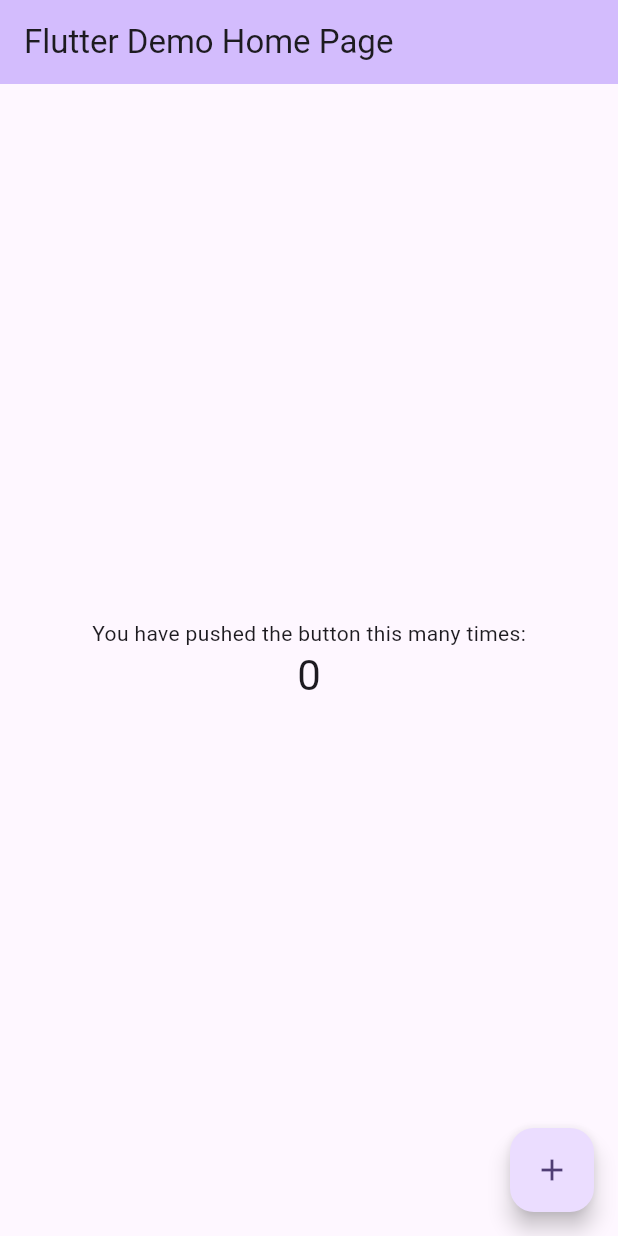
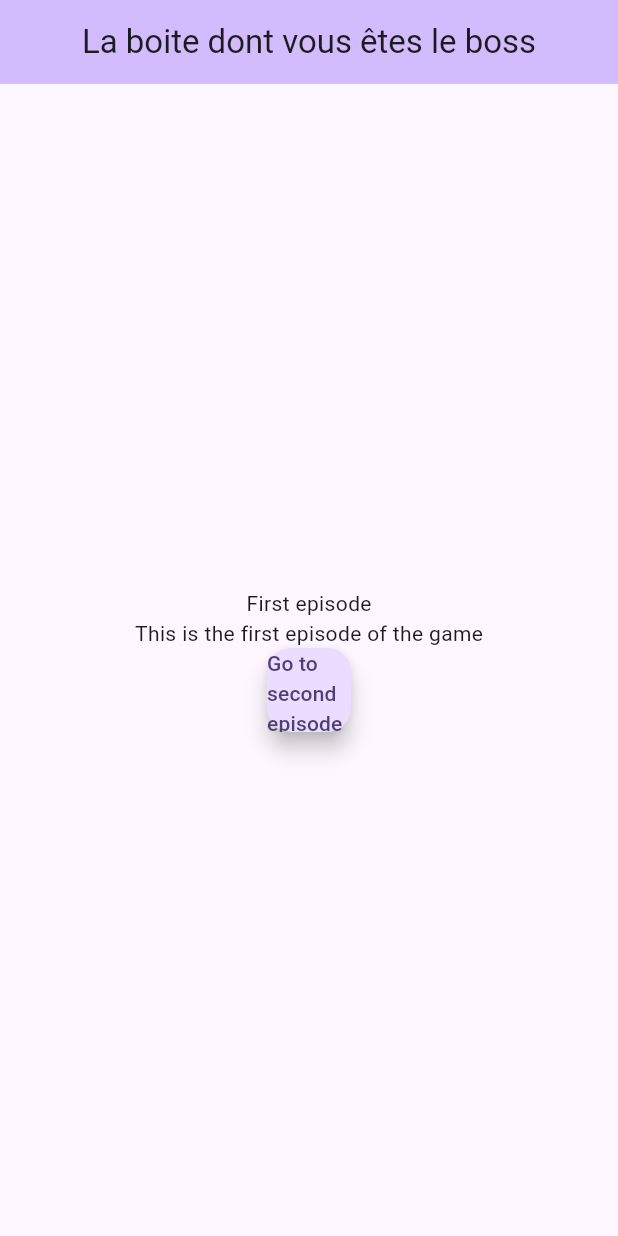
Before and after one commit to ThomasFabrePro/you_are_the_boss, a Flutter app: the screen it shows after launch, on a phone screen of 412 x 824 dp. Run offline on Flutter 3.47's test engine with Material 2 defaults, Android fonts, the light colour scheme and no system bars; our stand-ins replace rxdart, shared_preferences.

Commit message:
squelette ok

```diff
--- /dev/null
+++ b/lib/classes/list_episodes.dart
@@ -0,0 +1,17 @@
+//this class is only used to retrieve the current episode when user reconnects to the app
+import 'package:you_are_the_boss/episodes/first_episode.dart';
+import 'package:you_are_the_boss/episodes/second_episode.dart';
+import 'package:you_are_the_boss/models/episode.dart';
+
+class ListEpisodes {
+  Episode getEpisode(String uuid) {
+    switch (uuid) {
+      case "FirstEpisode":
+        return FirstEpisode();
+      case "SecondEpisode":
+        return SecondEpisode();
+      default:
+        return FirstEpisode();
+    }
+  }
+}
--- /dev/null
+++ b/lib/episodes/first_episode.dart
@@ -0,0 +1,16 @@
+import 'package:you_are_the_boss/models/episode.dart';
+import 'package:you_are_the_boss/widgets/decision_button.dart';
+
+class FirstEpisode extends Episode {
+  FirstEpisode()
+      : super(
+          // uuid: "first_episode",
+          title: "First episode",
+          content: "This is the first episode of the game",
+          decisionButtons: const [
+            DecisionButton(
+                episodeUuid: "SecondEpisode",
+                buttonLabel: "Go to second episode"),
+          ],
+        );
+}
--- /dev/null
+++ b/lib/episodes/second_episode.dart
@@ -0,0 +1,17 @@
+import 'package:you_are_the_boss/models/episode.dart';
+import 'package:you_are_the_boss/widgets/decision_button.dart';
+
+class SecondEpisode extends Episode {
+  SecondEpisode()
+      : super(
+          // uuid: "second_episode",
+          title: "Second episode",
+          content: "This is the second episode of the game",
+          decisionButtons: const [
+            DecisionButton(
+              episodeUuid: "FirstEpisode",
+              buttonLabel: "Go to first episode",
+            ),
+          ],
+        );
+}
--- a/lib/main.dart
+++ b/lib/main.dart
@@ -1,125 +1,125 @@
 import 'package:flutter/material.dart';
+import 'package:shared_preferences/shared_preferences.dart';
+import 'package:you_are_the_boss/models/episode.dart';
+import 'package:you_are_the_boss/classes/list_episodes.dart';
+import 'package:you_are_the_boss/view_models/episode_view_model.dart';
 
-void main() {
-  runApp(const MyApp());
+void main() async {
+  final SharedPreferences prefs = await SharedPreferences.getInstance();
+  final String? episodeRef = prefs.getString('episode');
+  print("TEST episodeRef: $episodeRef");
+  Episode episode = ListEpisodes().getEpisode(episodeRef ?? "FirstEpisode");
+  runApp(MyApp(episode: episode));
 }
 
 class MyApp extends StatelessWidget {
-  const MyApp({super.key});
+  final Episode episode;
+
+  const MyApp({super.key, required this.episode});
 
   // This widget is the root of your application.
   @override
   Widget build(BuildContext context) {
     return MaterialApp(
-      title: 'Flutter Demo',
+      title: 'La boite dont vous êtes le boss',
       theme: ThemeData(
-        // This is the theme of your application.
-        //
-        // TRY THIS: Try running your application with "flutter run". You'll see
-        // the application has a blue toolbar. Then, without quitting the app,
-        // try changing the seedColor in the colorScheme below to Colors.green
-        // and then invoke "hot reload" (save your changes or press the "hot
-        // reload" button in a Flutter-supported IDE, or press "r" if you used
-        // the command line to start the app).
-        //
-        // Notice that the counter didn't reset back to zero; the application
-        // state is not lost during the reload. To reset the state, use hot
-        // restart instead.
-        //
-        // This works for code too, not just values: Most code changes can be
-        // tested with just a hot reload.
         colorScheme: ColorScheme.fromSeed(seedColor: Colors.deepPurple),
         useMaterial3: true,
       ),
-      home: const MyHomePage(title: 'Flutter Demo Home Page'),
+      home: MyHomePage(
+        title: 'La boite dont vous êtes le boss',
+        episode: episode,
+      ),
     );
   }
 }
 
 class MyHomePage extends StatefulWidget {
-  const MyHomePage({super.key, required this.title});
-
-  // This widget is the home page of your application. It is stateful, meaning
-  // that it has a State object (defined below) that contains fields that affect
-  // how it looks.
-
-  // This class is the configuration for the state. It holds the values (in this
-  // case the title) provided by the parent (in this case the App widget) and
-  // used by the build method of the State. Fields in a Widget subclass are
-  // always marked "final".
-
+  static final EpisodeViewModel episodeViewModel = EpisodeViewModel();
+  final Episode episode;
   final String title;
+  const MyHomePage({super.key, required this.title, required this.episode});
 
   @override
   State<MyHomePage> createState() => _MyHomePageState();
 }
 
 class _MyHomePageState extends State<MyHomePage> {
-  int _counter = 0;
+  EpisodeViewModel episodeViewModel = MyHomePage.episodeViewModel;
+  late Episode episode;
+  @override
+  void initState() {
+    super.initState();
+    episode = widget.episode;
+    loadEpisode(episode);
+  }
 
-  void _incrementCounter() {
-    setState(() {
-      // This call to setState tells the Flutter framework that something has
-      // changed in this State, which causes it to rerun the build method below
-      // so that the display can reflect the updated values. If we changed
-      // _counter without calling setState(), then the build method would not be
-      // called again, and so nothing would appear to happen.
-      _counter++;
-    });
+  @override
+  void dispose() {
+    episodeViewModel.dispose();
+    super.dispose();
+  }
+
+  Future<void> loadEpisode(Episode? episode) async {
+    await episodeViewModel.loadEpisode(episode);
   }
 
   @override
   Widget build(BuildContext context) {
-    // This method is rerun every time setState is called, for instance as done
-    // by the _incrementCounter method above.
-    //
-    // The Flutter framework has been optimized to make rerunning build methods
-    // fast, so that you can just rebuild anything that needs updating rather
-    // than having to individually change instances of widgets.
+    // double width = (MediaQuery.of(context).size.width);
     return Scaffold(
       appBar: AppBar(
-        // TRY THIS: Try changing the color here to a specific color (to
-        // Colors.amber, perhaps?) and trigger a hot reload to see the AppBar
-        // change color while the other colors stay the same.
         backgroundColor: Theme.of(context).colorScheme.inversePrimary,
-        // Here we take the value from the MyHomePage object that was created by
-        // the App.build method, and use it to set our appbar title.
-        title: Text(widget.title),
+        title: Center(child: Text(widget.title)),
       ),
       body: Center(
-        // Center is a layout widget. It takes a single child and positions it
-        // in the middle of the parent.
+          child: StreamBuilder<bool>(
+        stream: episodeViewModel.isLoading,
+        builder: (context, snapshot) {
+          final isLoading = snapshot.data ?? false;
+          return isLoading
+              ? const Center(
+                  child: CircularProgressIndicator(),
+                )
+              : StreamBuilder<Episode>(
+                  stream: episodeViewModel.episodeStream,
+                  builder: (context, snapshot) {
+                    if (snapshot.hasData) {
+                      final episode = snapshot.data!;
+                      List decisionButtons = episode.decisionButtons;
+                      return SingleChildScrollView(
                           child: Column(
-          // Column is also a layout widget. It takes a list of children and
-          // arranges them vertically. By default, it sizes itself to fit its
-          // children horizontally, and tries to be as tall as its parent.
-          //
-          // Column has various properties to control how it sizes itself and
-          // how it positions its children. Here we use mainAxisAlignment to
-          // center the children vertically; the main axis here is the vertical
-          // axis because Columns are vertical (the cross axis would be
-          // horizontal).
-          //
-          // TRY THIS: Invoke "debug painting" (choose the "Toggle Debug Paint"
-          // action in the IDE, or press "p" in the console), to see the
-          // wireframe for each widget.
-          mainAxisAlignment: MainAxisAlignment.center,
                         children: <Widget>[
-            const Text(
-              'You have pushed the button this many times:',
+                          Text(
+                            episode.title,
                           ),
                           Text(
-              '$_counter',
-              style: Theme.of(context).textTheme.headlineMedium,
+                            episode.content,
                           ),
+                          ...decisionButtons,
+
+                          // for (var button in episode.decisionButtons)
+                          //   DecisionButton(
+                          //     onPressed: () {
+                          //       episodeViewModel.loadEpisode(button);
+                          //     },
+                          //     // tooltip: ,
+                          //     child: Text(button.buttonLabel),
+                          //   ),
                         ],
-        ),
-      ),
-      floatingActionButton: FloatingActionButton(
-        onPressed: _incrementCounter,
-        tooltip: 'Increment',
-        child: const Icon(Icons.add),
-      ), // This trailing comma makes auto-formatting nicer for build methods.
+                      ));
+                    } else if (snapshot.hasError) {
+                      // Handle the error state
+                      return Text('Error: ${snapshot.error}');
+                    } else {
+                      // Handle the initial state when data is not available yet
+                      return const CircularProgressIndicator();
+                    }
+                  },
+                );
+        },
+      )),
+      // This trailing comma makes auto-formatting nicer for build methods.
     );
   }
 }
--- /dev/null
+++ b/lib/models/episode.dart
@@ -0,0 +1,14 @@
+import 'package:you_are_the_boss/widgets/decision_button.dart';
+
+class Episode {
+  // final String uuid;
+  final String title;
+  final String content;
+  final List<DecisionButton> decisionButtons;
+  Episode(
+      {
+      // required this.uuid,
+      required this.title,
+      required this.content,
+      required this.decisionButtons});
+}
--- /dev/null
+++ b/lib/view_models/base_view_model.dart
@@ -0,0 +1,24 @@
+import 'package:rxdart/rxdart.dart';
+import 'package:you_are_the_boss/models/episode.dart';
+
+abstract class BaseViewModel {
+  final _isLoading = BehaviorSubject<bool>.seeded(false);
+  final _episode = BehaviorSubject<Episode>();
+
+  // Expose the isLoading stream to notify the view of loading state
+  Stream<bool> get isLoading => _isLoading.stream;
+  Stream<Episode> get episodeStream => _episode.stream;
+  // Helper method to update the isLoading state
+  void setLoading(bool isLoading) {
+    _isLoading.add(isLoading);
+  }
+
+  void setEpisode(Episode episode) {
+    _episode.add(episode);
+  }
+
+  // Dispose method to clean up resources
+  void dispose() {
+    _isLoading.close();
+  }
+}
--- /dev/null
+++ b/lib/view_models/episode_view_model.dart
@@ -0,0 +1,37 @@
+import 'package:rxdart/rxdart.dart';
+import 'package:you_are_the_boss/episodes/first_episode.dart';
+import 'package:you_are_the_boss/models/episode.dart';
+import 'package:you_are_the_boss/view_models/base_view_model.dart';
+
+class EpisodeViewModel extends BaseViewModel {
+  Episode _episode = FirstEpisode();
+  // Episode _episode = FirstEpisode();
+  final _blocAData = BehaviorSubject<String>();
+  final _blocJutsusData = BehaviorSubject<int>();
+
+  Stream<String> get blocAData => _blocAData.stream;
+  Stream<int> get blocJutsusData => _blocJutsusData.stream;
+  // Getter for accessing the episode data
+  Episode get episode => _episode;
+
+  set episode(Episode episode) {
+    _episode = episode;
+  }
+
+  // Method for loading the episode data from the database
+  Future<void> loadEpisode(Episode? episodeToLoad) async {
+    // Set the loading state to true
+    setLoading(true);
+    episode = episodeToLoad ?? FirstEpisode();
+    setEpisode(episode);
+    // Perform the database operation to load the episode
+    // For example: _episode = await databaseHelper.getCharacter();
+
+    // Set the loading state to false
+    setLoading(false);
+  }
+
+  // void updateBlocJutsusData(int newChakra) {
+  //   _blocJutsusData.add(newChakra);
+  // }
+}
--- /dev/null
+++ b/lib/widgets/decision_button.dart
@@ -0,0 +1,37 @@
+import 'package:flutter/material.dart';
+import 'package:shared_preferences/shared_preferences.dart';
+import 'package:you_are_the_boss/classes/list_episodes.dart';
+import 'package:you_are_the_boss/main.dart';
+import 'package:you_are_the_boss/models/episode.dart';
+// import 'package:you_are_the_boss/view_models/episode_view_model.dart';
+
+class DecisionButton extends StatefulWidget {
+  final String episodeUuid;
+  final String buttonLabel;
+  // final EpisodeViewModel episodeViewModel;
+  const DecisionButton({
+    Key? key,
+    required this.episodeUuid,
+    required this.buttonLabel,
+    // required this.episodeViewModel,
+  }) : super(key: key);
+
+  @override
+  State<DecisionButton> createState() => _DecisionButtonState();
+}
+
+class _DecisionButtonState extends State<DecisionButton> {
+  @override
+  Widget build(BuildContext context) {
+    return FloatingActionButton(
+      onPressed: () async {
+        final SharedPreferences prefs = await SharedPreferences.getInstance();
+        prefs.setString('episode', widget.episodeUuid);
+        Episode episode = ListEpisodes().getEpisode(widget.episodeUuid);
+        MyHomePage.episodeViewModel.loadEpisode(episode);
+      },
+      // tooltip: ,
+      child: Text(widget.buttonLabel),
+    );
+  }
+}
--- a/pubspec.yaml
+++ b/pubspec.yaml
@@ -10,8 +10,8 @@ environment:
 dependencies:
   flutter:
     sdk: flutter
-
-
+  rxdart: ^0.27.7
+  shared_preferences: ^2.2.1
   cupertino_icons: ^1.0.2
 
 dev_dependencies:
```
Also changed, not shown: pubspec.lock, 2 other files. Lines whose indentation alone changed are shown as unchanged.
